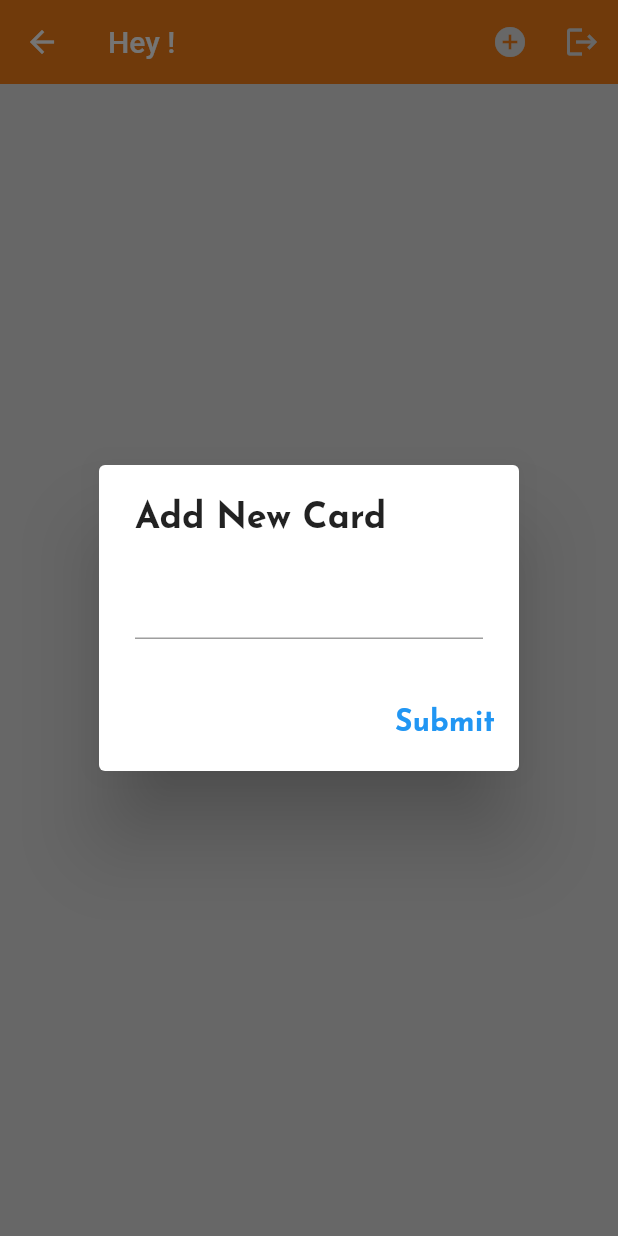
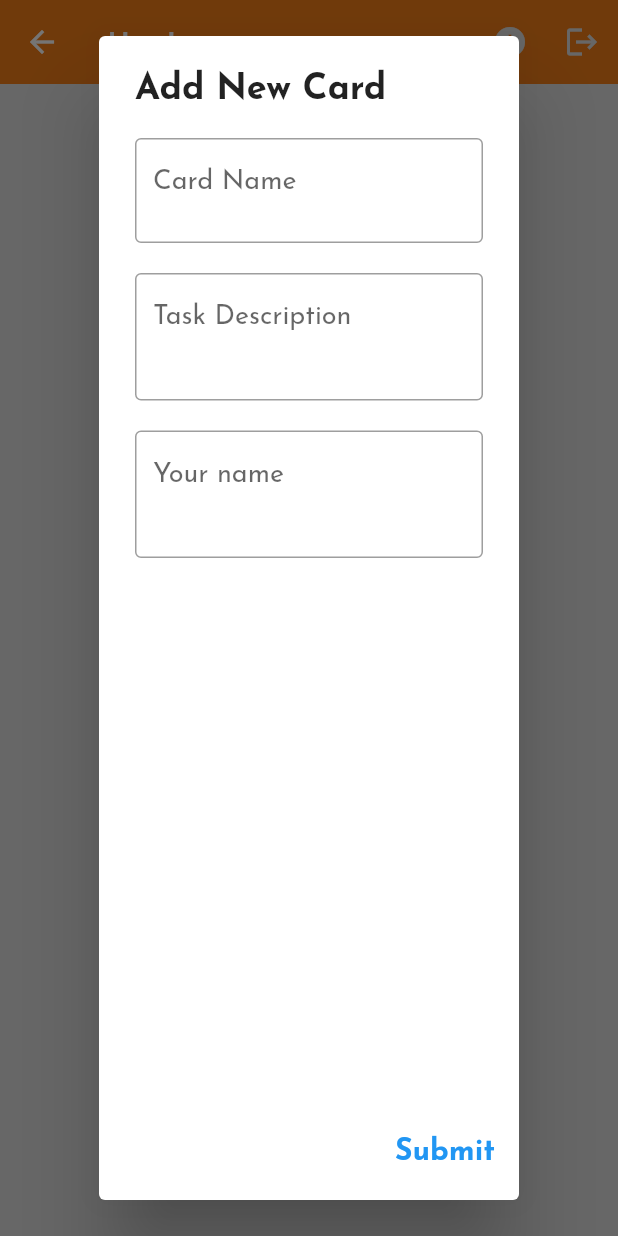
Before and after one commit to Tani21/CloneApp, a Flutter app: the CardClassWithProvider screen opened by its route, after a tap on the "add circle" icon, on a phone screen of 412 x 824 dp. Run offline on Flutter 3.47's test engine with Material 2 defaults, Android fonts, the phone set to English and light mode, and no system bars; our stand-ins replace cloud_firestore, firebase_auth, firebase_core, google_fonts; accounts and stored records are empty.

```diff
--- a/lib/screens/card_pages.dart
+++ b/lib/screens/card_pages.dart
@@ -8,11 +8,20 @@ import 'package:trello/screens/login_screen.dart';
 // import 'package:http/http.dart' as http;
 import 'package:provider/provider.dart';
 
+import '../pallete.dart';
+
 //import '../pallete.dart';
 
 var arraynames = [];
+var functionality = [];
+var yourname= [];
+
 var cardname="";
+var todofunction="";
+var myname="";
+
 int i=0;
+
 var firestore = FirebaseFirestore.instance;
 
 class CardClassWithProvider extends StatefulWidget with ChangeNotifier {
@@ -35,20 +44,20 @@ class _CardClassWithProviderState extends State<CardClassWithProvider> {
         setState(() {
           if(!arraynames.contains(doc["name"])) {
             arraynames.add(doc["name"]);
+            functionality.add(doc["function"]);
+            yourname.add(doc["displayname"]);
             print("arrayname: " + arraynames[i]);
+            print("functionality: " + functionality[i]);
+            print("yourname: " + yourname[i]);
             i = i + 1;
             print(i);
           }
         });
-
-
       });
-
     });
   }
 
   @override
-
   void initState() {
     initApp();
     // TODO: implement initState
@@ -57,13 +66,10 @@ class _CardClassWithProviderState extends State<CardClassWithProvider> {
 
   @override
   Widget build(BuildContext context) {
-
-
     Size size  = MediaQuery.of(context).size;
 
     void cardFunctionUsingProvider ()
     {
-
       showDialog(
         context: context,
         builder: (BuildContext context) => AlertDialog(
@@ -72,22 +78,131 @@ class _CardClassWithProviderState extends State<CardClassWithProvider> {
               fontSize: 24,
               fontWeight: FontWeight.bold,
             ),),
-          content: TextField(
-            onChanged: (value)
+
+          content: Column(
+            // crossAxisAlignment: CrossAxisAlignment.start,
+            // mainAxisAlignment: MainAxisAlignment.start,
+            children: [
+              // TextField(
+              //   decoration: InputDecoration(
+              //     hintText: "Card Name",
+              //     hintStyle: TextStyle(
+              //       fontSize: 18,
+              //     ),
+              //     border: OutlineInputBorder(),
+              //     ),
+              //
+              //   maxLines: 2,
+              // ),
+              // content: TextField(
+              //   onChanged:
+
+              //     (value)
+              // {
+              //   setState(() {
+              //     cardname=value;
+              //   });
+              //   print(cardname);
+              // },
+              //style: kBodyText,
+              // keyboardType: TextInputType.emailAddress,
+
+              // textInputAction: TextInputAction.next,
+              TextField(
+
+                decoration: InputDecoration(
+                  hintText: "Card Name",
+                  hintStyle: TextStyle(
+                    fontSize: 18,
+                  ),
+                  border: OutlineInputBorder(),
+                ),
+                maxLines: 2,
+
+                  onChanged:
+                    (value)
                 {
-              setState(() {
+                  setState(()
+                  {
                     cardname=value;
                   });
                   print(cardname);
                 },
-            //style: kBodyText,
+
+                style: TextStyle(
+                  color: Colors.black,
+                  fontSize: 15,
+                ),
+                //
+                 textCapitalization: TextCapitalization.sentences,
                 keyboardType: TextInputType.emailAddress,
                 textInputAction: TextInputAction.next,
               ),
+
+              SizedBox(height:20),
+
+              TextField(
+                decoration: InputDecoration(
+                  hintText: "Task Description",
+                  hintStyle: TextStyle(
+                    fontSize: 18,
+                  ),
+                  border: OutlineInputBorder(),
+                ),
+                maxLines: 3,
+
+                onChanged:
+                    (value)
+                {
+                  setState(() {
+                    todofunction=value;
+                  });
+                  print(todofunction);
+                },
+                style: TextStyle(
+                  color: Colors.black,
+                  fontSize: 15,
+                ),
+                keyboardType: TextInputType.emailAddress,
+                textInputAction: TextInputAction.next,
+              ),
+
+              SizedBox(height:20),
+
+              TextField(
+
+                  decoration: InputDecoration(
+                    hintText: "Your name",
+                    hintStyle: TextStyle(
+                      fontSize: 18,
+                    ),
+                    border: OutlineInputBorder(),
+                  ),
+                  maxLines: 3,
+
+                onChanged:
+                    (value)
+                {
+                  setState(() {
+                    myname=value;
+                  });
+                  print(myname);
+                },
+                style: TextStyle(
+                  color: Colors.black,
+                  fontSize: 15,
+                ),
+
+                keyboardType: TextInputType.emailAddress,
+                textInputAction: TextInputAction.next,
+              ),
+            ],
+          ),
+
           actions: [
             TextButton(onPressed: () async {
 
-              var newmap = {'name': cardname};
+              var newmap = {'name': cardname, 'function':todofunction, 'displayname': myname};
               await firestore.collection('firstcollection').add(newmap);
               await initApp();
 
@@ -202,7 +317,7 @@ class _CardClassWithProviderState extends State<CardClassWithProvider> {
                                       ),
 
                                       SizedBox(height: 30,),
-                                      Text("Create a uml diagram to represent the alarm clock along with all the features that the user can interact with to make life simple.",
+                                      Text(functionality[index],
                                       textAlign: TextAlign.left,
                                       style: TextStyle(
                                         color: Colors.grey[400],
@@ -210,7 +325,7 @@ class _CardClassWithProviderState extends State<CardClassWithProvider> {
                                         ),
                                       ),
                                       SizedBox(height: 20,),
-                                      Text('By: Tanishka',
+                                      Text('By: ${yourname[index]}',
                                       textAlign: TextAlign.end,
                                       style: TextStyle(
                                         fontSize: 19,
```
Lines whose indentation alone changed are shown as unchanged.
